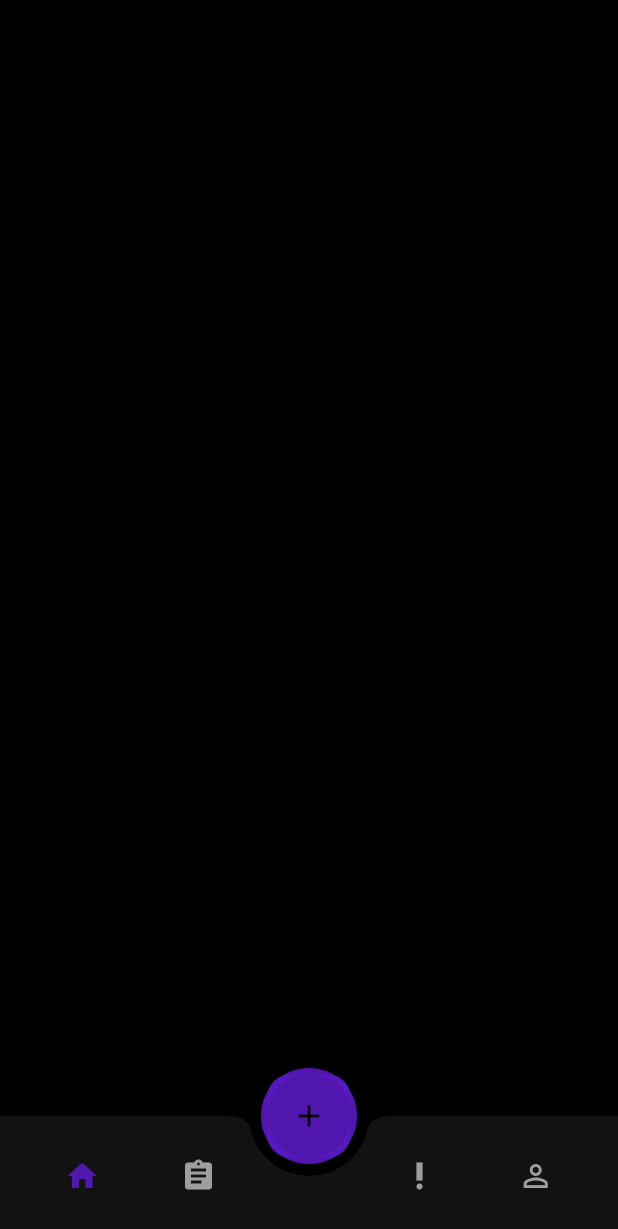
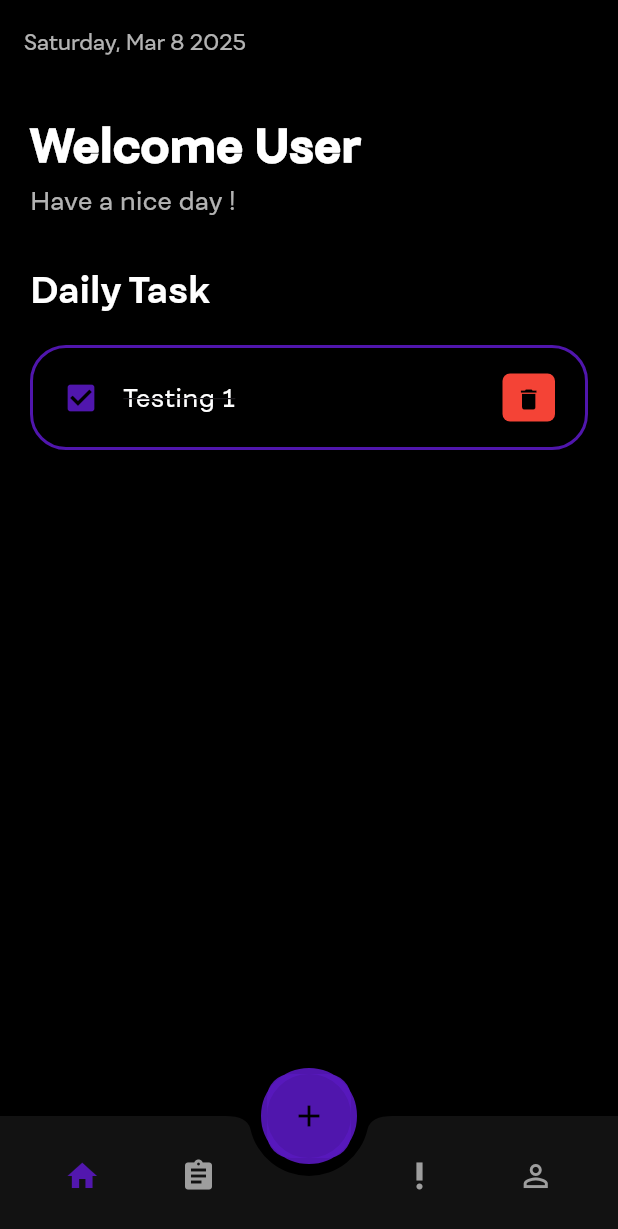
Before and after one commit to elgasing23/Ristek_M-Naufal-Zhafran, a Flutter app: the screen it shows after launch, on a phone screen of 412 x 824 dp. Shown: the top 1229 px of the screen. Run offline on Flutter 3.47's test engine with Material 3 defaults, Android fonts, the phone set to English and light mode, and no system bars; project files that could hold a hidden picture were left out.

Commit message:
membuat tampilan home

```diff
--- a/lib/pages/home.dart
+++ b/lib/pages/home.dart
@@ -1,10 +1,14 @@
 import 'package:flutter/material.dart';
+import 'package:intl/intl.dart';
+import 'package:ristek_todoapp/pages/todo_item.dart';
 
 class MyWidget extends StatelessWidget {
   const MyWidget({super.key});
 
   @override
   Widget build(BuildContext context) {
+    String tanggal = DateFormat('EEEE, MMM d yyyy').format(DateTime.now());
+
     return Scaffold(
       backgroundColor: Colors.black,
       bottomNavigationBar: BottomAppBar(
@@ -15,7 +19,10 @@ class MyWidget extends StatelessWidget {
           mainAxisAlignment: MainAxisAlignment.spaceAround,
           children: [
             IconButton(
-              icon: Icon(Icons.home, color: const Color.fromARGB(232, 88, 24, 190)),
+              icon: Icon(
+                Icons.home,
+                color: const Color.fromARGB(232, 88, 24, 190),
+              ),
               onPressed: () {},
             ),
             IconButton(
@@ -38,7 +45,10 @@ class MyWidget extends StatelessWidget {
         decoration: BoxDecoration(
           shape: BoxShape.circle,
           color: Colors.black,
-          border: Border.all(color: const Color.fromARGB(232, 88, 24, 190), width: 4),
+          border: Border.all(
+            color: const Color.fromARGB(232, 88, 24, 190),
+            width: 4,
+          ),
         ),
         child: FloatingActionButton(
           onPressed: () {},
@@ -49,6 +59,50 @@ class MyWidget extends StatelessWidget {
       ),
       floatingActionButtonLocation: FloatingActionButtonLocation.centerDocked,
 
+      appBar: AppBar(
+        backgroundColor: Colors.black,
+        title: Text(
+          tanggal,
+          style: TextStyle(color: Colors.white70, fontSize: 14),
+        ),
+        centerTitle: false,
+      ),
+      body: Padding(
+        padding: const EdgeInsets.all(20.0),
+        child: Column(
+          crossAxisAlignment: CrossAxisAlignment.start,
+          children: [
+            Text(
+              "Welcome User",
+              style: TextStyle(
+              color: Colors.white,
+              fontSize: 30,
+              fontWeight: FontWeight.w900,
+              ),
+            ),
+            SizedBox(height: 4),
+            Text(
+              "Have a nice day !",
+              style: TextStyle(
+                color: Colors.white70,
+                fontSize: 16,
+              ),
+            ),
+            Expanded(
+            child: ListView(
+              children: [
+                Container(
+                  margin: EdgeInsets.only(top: 30, bottom: 20),
+                  child: Text("Daily Task",style: TextStyle(fontSize: 24, fontWeight: FontWeight.bold, color: Colors.white),
+                )
+                ),
+                TodoItem(),
+              ],
+            )
+            )
+          ],
+        ),
+      ),
     );
   }
 }
--- /dev/null
+++ b/lib/pages/todo_item.dart
@@ -0,0 +1,42 @@
+import 'package:flutter/material.dart';
+
+class TodoItem extends StatelessWidget{
+  @override
+  Widget build(BuildContext context) {
+    return Container(
+        child: ListTile(
+            onTap: () {},
+            shape: RoundedRectangleBorder(
+                borderRadius: BorderRadius.circular(24),
+                side: BorderSide(color: const Color.fromARGB(232, 88, 24, 190,), width: 2),
+            ),
+            contentPadding: EdgeInsets.symmetric(horizontal: 20, vertical: 5),
+            tileColor: Colors.black,
+            leading: Icon(Icons.check_box, color: const Color.fromARGB(232, 88, 24, 190,),
+            ),
+            title: Text("Testing 1", style: TextStyle(
+                fontSize: 16,
+                color: Colors.white,
+                decoration: TextDecoration.lineThrough,
+                ),
+            ),
+            trailing: Container(
+                padding: EdgeInsets.all(0),
+                margin: EdgeInsets.symmetric(vertical: 12),
+                height: 35,
+                width: 35,
+                decoration: BoxDecoration(
+                    color: Colors.red,
+                    borderRadius: BorderRadius.circular(5)
+                ),
+                child: IconButton(
+                    color: Colors.black,
+                    iconSize: 18,
+                    icon: Icon(Icons.delete),
+                    onPressed: () {},
+                ),
+            ),
+        ),
+    );
+  }
+}
--- a/pubspec.yaml
+++ b/pubspec.yaml
@@ -30,6 +30,7 @@ environment:
 dependencies:
   flutter:
     sdk: flutter
+  intl: ^0.18.1
 
 
   # The following adds the Cupertino Icons font to your application.
```
Also changed, not shown: pubspec.lock. Lines whose indentation alone changed are shown as unchanged.
